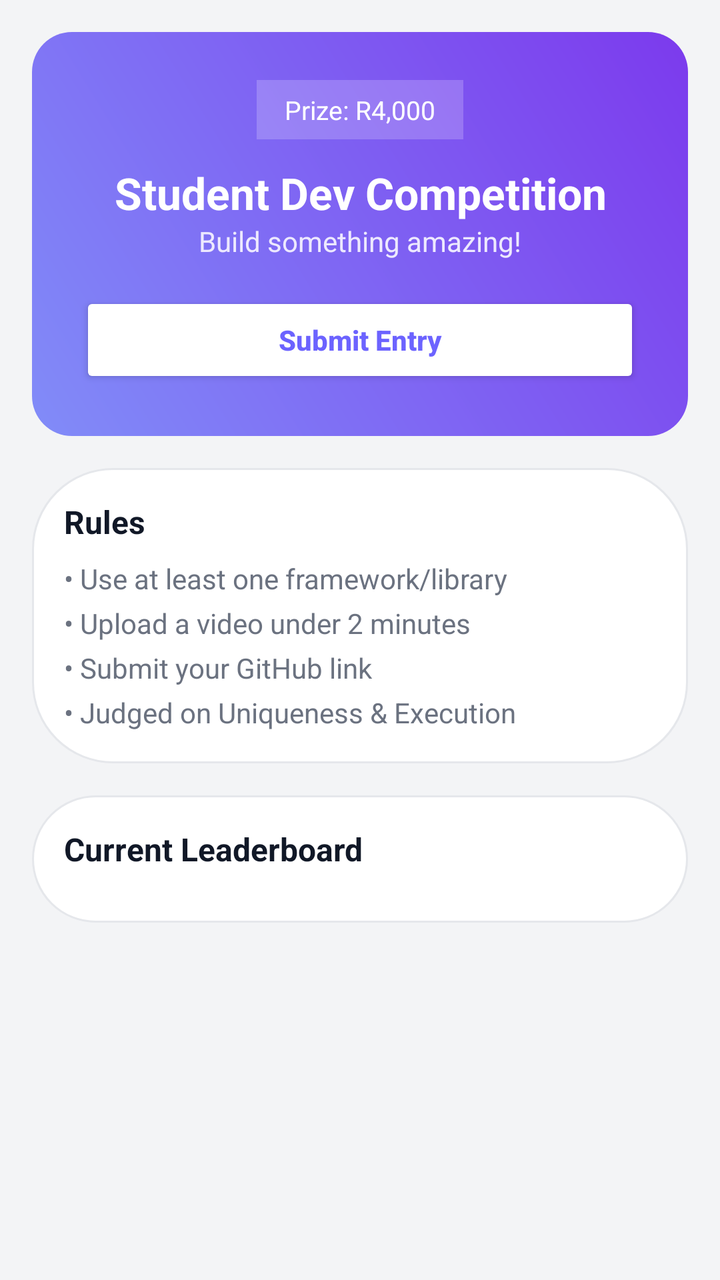
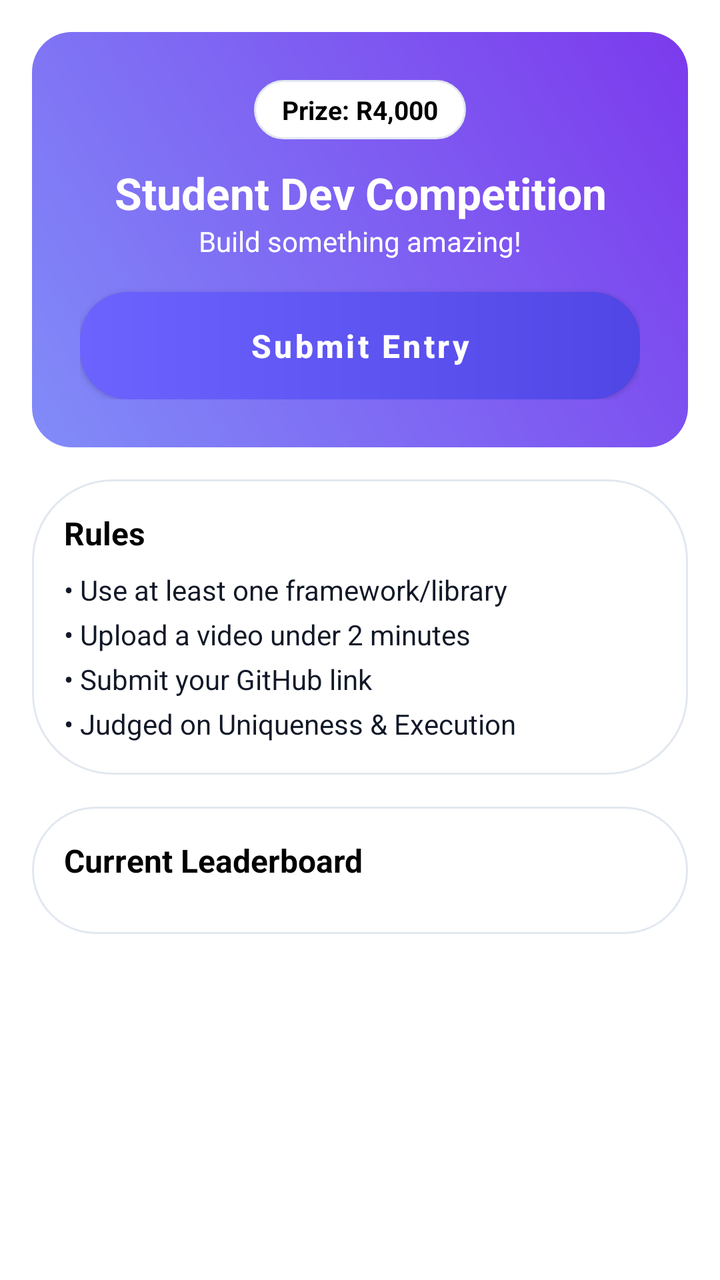

Compare the two renders of this Android layout. The source of the first and the diff that turns it into the second are given below.
<!-- AndroidManifest.xml: application theme Theme.UniCourseHub -->
<!-- res/layout/fragment_competition.xml -->
<?xml version="1.0" encoding="utf-8"?>
<ScrollView xmlns:android="http://schemas.android.com/apk/res/android"
    android:layout_width="match_parent"
    android:layout_height="match_parent"
    android:background="@color/background">

    <LinearLayout
        android:layout_width="match_parent"
        android:layout_height="wrap_content"
        android:orientation="vertical"
        android:padding="16dp">

        <LinearLayout
            android:layout_width="match_parent"
            android:layout_height="wrap_content"
            android:background="@drawable/bg_banner_competition"
            android:gravity="center"
            android:orientation="vertical"
            android:padding="24dp">

            <TextView
                android:layout_width="wrap_content"
                android:layout_height="wrap_content"
                android:background="#33FFFFFF"
                android:paddingStart="14dp"
                android:paddingTop="6dp"
                android:paddingEnd="14dp"
                android:paddingBottom="6dp"
                android:text="@string/competition_prize"
                android:textColor="@color/white"
                android:textSize="13sp" />

            <TextView
                android:layout_width="match_parent"
                android:layout_height="wrap_content"
                android:layout_marginTop="12dp"
                android:gravity="center"
                android:text="@string/title_competition"
                android:textColor="@color/white"
                android:textSize="22sp"
                android:textStyle="bold" />

            <TextView
                android:layout_width="match_parent"
                android:layout_height="wrap_content"
                android:gravity="center"
                android:text="@string/subtitle_competition"
                android:textColor="#EDE9FE"
                android:textSize="14sp" />

            <Button
                android:id="@+id/btnSubmitEntry"
                android:layout_width="match_parent"
                android:layout_height="wrap_content"
                android:layout_marginTop="16dp"
                android:backgroundTint="@color/white"
                android:text="@string/btn_submit_entry"
                android:textAllCaps="false"
                android:textColor="@color/primary"
                android:textStyle="bold" />
        </LinearLayout>

        <LinearLayout
            android:layout_width="match_parent"
            android:layout_height="wrap_content"
            android:layout_marginTop="16dp"
            android:background="@drawable/bg_card_white"
            android:orientation="vertical"
            android:padding="16dp">

            <TextView
                android:layout_width="match_parent"
                android:layout_height="wrap_content"
                android:text="@string/title_rules"
                android:textColor="@color/text_primary"
                android:textSize="16sp"
                android:textStyle="bold" />

            <TextView
                android:layout_width="match_parent"
                android:layout_height="wrap_content"
                android:layout_marginTop="8dp"
                android:lineSpacingExtra="6dp"
                android:text="@string/competition_rules"
                android:textColor="@color/text_secondary" />
        </LinearLayout>

        <LinearLayout
            android:layout_width="match_parent"
            android:layout_height="wrap_content"
            android:layout_marginTop="16dp"
            android:background="@drawable/bg_card_white"
            android:orientation="vertical"
            android:padding="16dp">

            <TextView
                android:layout_width="match_parent"
                android:layout_height="wrap_content"
                android:text="@string/title_leaderboard"
                android:textColor="@color/text_primary"
                android:textSize="16sp"
                android:textStyle="bold" />

            <LinearLayout
                android:id="@+id/leaderboardContainer"
                android:layout_width="match_parent"
                android:layout_height="wrap_content"
                android:layout_marginTop="10dp"
                android:orientation="vertical" />

            <TextView
                android:id="@+id/tvNoEntries"
                android:layout_width="match_parent"
                android:layout_height="wrap_content"
                android:text="@string/competition_no_entries"
                android:textColor="@color/text_hint"
                android:textSize="13sp"
                android:visibility="gone" />
        </LinearLayout>

    </LinearLayout>
</ScrollView>
<!-- resources referenced by this layout -->
<resources>
  <color name="background">#F3F4F6</color>
  <color name="primary">#6C63FF</color>
  <color name="text_hint">#9CA3AF</color>
  <color name="text_primary">#111827</color>
  <color name="text_secondary">#6B7280</color>
  <color name="white">#FFFFFF</color>
  <!-- drawable bg_banner_competition (drawable) -->
  <?xml version="1.0" encoding="utf-8"?>
  <shape xmlns:android="http://schemas.android.com/apk/res/android">
      <gradient
          android:angle="45"
          android:startColor="#818CF8"
          android:endColor="#7C3AED" />
      <corners android:radius="20dp" />
  </shape>
  <!-- drawable bg_card_white (drawable) -->
  <?xml version="1.0" encoding="utf-8"?>
  <shape xmlns:android="http://schemas.android.com/apk/res/android">
      <solid android:color="@color/surface" />
      <stroke android:width="1dp" android:color="@color/divider" />
      <corners android:radius="40dp" />
  </shape>
  <string name="btn_submit_entry">Submit Entry</string>
  <string name="competition_no_entries">No entries submitted yet — be the first!</string>
  <string name="competition_prize">Prize: R4,000</string>
  <string name="competition_rules">• Use at least one framework/library\n• Upload a video under 2 minutes\n• Submit your GitHub link\n• Judged on Uniqueness &amp; Execution</string>
  <string name="subtitle_competition">Build something amazing!</string>
  <string name="title_competition">Student Dev Competition</string>
  <string name="title_leaderboard">Current Leaderboard</string>
  <string name="title_rules">Rules</string>
  <color name="surface">#FFFFFF</color>
  <color name="divider">#E5E7EB</color>
  <color name="primary_dark">#4F46E5</color>
  <color name="secondary_pink">#EC4899</color>
  <style name="ShapeAppearance.UniCourseHub.Small" parent="ShapeAppearance.MaterialComponents.SmallComponent">
          <item name="cornerFamily">rounded</item>
          <item name="cornerSize">12dp</item>
      </style>
  <style name="ShapeAppearance.UniCourseHub.Medium" parent="ShapeAppearance.MaterialComponents.MediumComponent">
          <item name="cornerFamily">rounded</item>
          <item name="cornerSize">28dp</item>
      </style>
  <style name="ShapeAppearance.UniCourseHub.Large" parent="ShapeAppearance.MaterialComponents.LargeComponent">
          <item name="cornerFamily">rounded</item>
          <item name="cornerSize">40dp</item>
      </style>
  <style name="Widget.UniCourseHub.BottomNavigationView" parent="Widget.MaterialComponents.BottomNavigationView">
          <item name="itemShapeAppearance">@style/ShapeAppearance.UniCourseHub.Small</item>
          <item name="itemShapeAppearanceOverlay">@style/ShapeAppearance.UniCourseHub.Small</item>
          <item name="itemIconSize">24dp</item>
          <item name="labelVisibilityMode">labeled</item>
          <item name="backgroundTint">@color/surface</item>
          <item name="elevation">8dp</item>
      </style>
  <!-- unchanged entries left out for length: 1 -->
</resources>

<!-- the commit's change to res/layout/fragment_competition.xml (unified diff, before → after) -->
@@ -21,13 +21,14 @@
             <TextView
                 android:layout_width="wrap_content"
                 android:layout_height="wrap_content"
-                android:background="#33FFFFFF"
+                android:background="@drawable/bg_card_white"
                 android:paddingStart="14dp"
                 android:paddingTop="6dp"
                 android:paddingEnd="14dp"
                 android:paddingBottom="6dp"
                 android:text="@string/competition_prize"
-                android:textColor="@color/white"
+                android:textColor="@color/text_primary"
+                android:textStyle="bold"
                 android:textSize="13sp" />
 
             <TextView
@@ -36,7 +37,7 @@
                 android:layout_marginTop="12dp"
                 android:gravity="center"
                 android:text="@string/title_competition"
-                android:textColor="@color/white"
+                android:textColor="@color/banner_text"
                 android:textSize="22sp"
                 android:textStyle="bold" />
 
@@ -45,18 +46,17 @@
                 android:layout_height="wrap_content"
                 android:gravity="center"
                 android:text="@string/subtitle_competition"
-                android:textColor="#EDE9FE"
+                android:textColor="@color/banner_text"
                 android:textSize="14sp" />
 
             <Button
                 android:id="@+id/btnSubmitEntry"
+                style="@style/ButtonPrimary"
                 android:layout_width="match_parent"
                 android:layout_height="wrap_content"
                 android:layout_marginTop="16dp"
-                android:backgroundTint="@color/white"
                 android:text="@string/btn_submit_entry"
-                android:textAllCaps="false"
-                android:textColor="@color/primary"
+                android:textColor="@color/button_text"
                 android:textStyle="bold" />
         </LinearLayout>
 
<!-- resource entries referenced after the edit -->
@@ -1,11 +1,12 @@
 <!-- resources referenced by this layout -->
 <resources>
-  <color name="background">#F3F4F6</color>
+  <color name="background">#FFFFFF</color>
+  <color name="banner_text">#FFFFFF</color>
+  <color name="button_text">#FFFFFF</color>
   <color name="primary">#6C63FF</color>
-  <color name="text_hint">#9CA3AF</color>
-  <color name="text_primary">#111827</color>
-  <color name="text_secondary">#6B7280</color>
-  <color name="white">#FFFFFF</color>
+  <color name="text_hint">#64748B</color>
+  <color name="text_primary">#000000</color>
+  <color name="text_secondary">#111827</color>
   <!-- drawable bg_banner_competition (drawable) -->
   <?xml version="1.0" encoding="utf-8"?>
   <shape xmlns:android="http://schemas.android.com/apk/res/android">
@@ -30,8 +31,33 @@
   <string name="title_competition">Student Dev Competition</string>
   <string name="title_leaderboard">Current Leaderboard</string>
   <string name="title_rules">Rules</string>
+  <style name="ButtonPrimary" parent="Widget.MaterialComponents.Button">
+          <item name="android:background">@drawable/bg_button_primary</item>
+          <item name="backgroundTint">@null</item>
+          <item name="cornerRadius">40dp</item>
+          <item name="android:textAllCaps">false</item>
+          <item name="android:textStyle">bold</item>
+          <item name="android:textSize">16sp</item>
+          <item name="android:paddingTop">16dp</item>
+          <item name="android:paddingBottom">16dp</item>
+          <item name="elevation">4dp</item>
+      </style>
   <color name="surface">#FFFFFF</color>
-  <color name="divider">#E5E7EB</color>
+  <color name="divider">#E2E8F0</color>
+  <!-- drawable bg_button_primary (drawable) -->
+  <?xml version="1.0" encoding="utf-8"?>
+  <ripple xmlns:android="http://schemas.android.com/apk/res/android"
+      android:color="#20FFFFFF">
+      <item>
+          <shape android:shape="rectangle">
+              <gradient
+                  android:angle="0"
+                  android:endColor="@color/primary_dark"
+                  android:startColor="@color/primary" />
+              <corners android:radius="24dp" />
+          </shape>
+      </item>
+  </ripple>
   <color name="primary_dark">#4F46E5</color>
   <color name="secondary_pink">#EC4899</color>
   <style name="ShapeAppearance.UniCourseHub.Small" parent="ShapeAppearance.MaterialComponents.SmallComponent">
